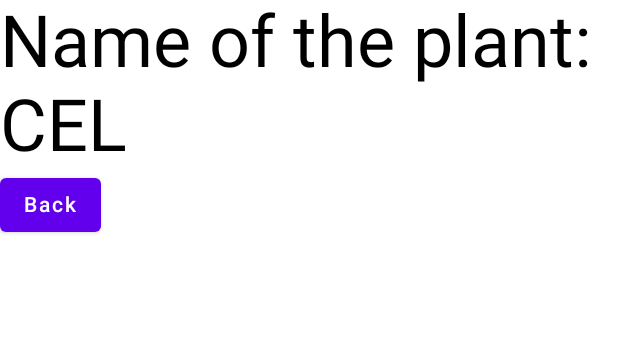
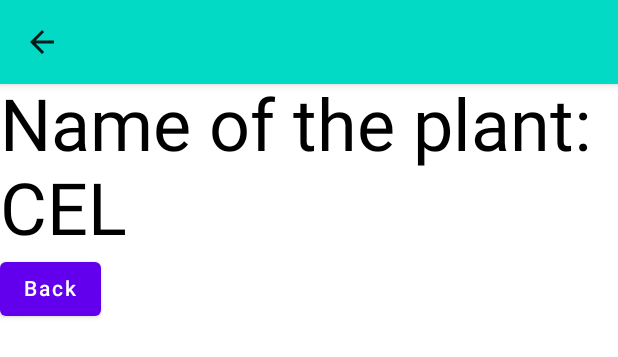
Before and after one commit to ligomezm/plantShop, an Android app built with Jetpack Compose: the @Preview function DetailScreenPreview, on a phone screen of 412 x 824 dp. Shown: the top 357 px of the screen. Run offline under Robolectric (Android 15) with nearby library versions, the phone set to English and light mode, and no system bars.

Commit message:
using scaffold

```diff
--- /dev/null
+++ b/app/src/main/java/com/ligomezm/plantshop/ui/screens/CustomAppBar.kt
@@ -0,0 +1,46 @@
+package com.ligomezm.plantshop.ui.screens
+
+import androidx.compose.material.*
+import androidx.compose.runtime.Composable
+import androidx.compose.ui.graphics.vector.ImageVector
+import androidx.compose.ui.tooling.preview.Preview
+import com.ligomezm.plantshop.ui.theme.PlantShopTheme
+
+typealias NavigationAction = () -> Unit
+
+@Composable
+fun CustomAppBar(
+    title: String? = null,
+    navigationIcon: ImageVector? = null,
+    navigationAction: NavigationAction? = null
+    ) {
+    val titleText = title ?: ""
+    if (navigationIcon != null && navigationAction != null) {
+        TopAppBar(
+            title = { Text(text = titleText)},
+            navigationIcon = {
+                             IconButton(onClick = {
+                                 navigationAction()
+                             }) {
+                                 Icon(navigationIcon, "")
+
+                             }
+            },
+            backgroundColor = MaterialTheme.colors.secondary)
+    } else {
+        TopAppBar(
+            title = { Text(text = titleText)},
+            backgroundColor = MaterialTheme.colors.secondary)
+    }
+}
+
+@Preview(
+    showBackground = true
+)
+@Composable
+fun CustomAppBarPreview() {
+    PlantShopTheme {
+       CustomAppBar("Plant Shop")
+    }
+
+}
--- a/app/src/main/java/com/ligomezm/plantshop/ui/screens/DetailScreen.kt
+++ b/app/src/main/java/com/ligomezm/plantshop/ui/screens/DetailScreen.kt
@@ -3,7 +3,10 @@ package com.ligomezm.plantshop.ui.screens
 import androidx.compose.foundation.layout.Column
 import androidx.compose.material.Button
 import androidx.compose.material.MaterialTheme
+import androidx.compose.material.Scaffold
 import androidx.compose.material.Text
+import androidx.compose.material.icons.Icons
+import androidx.compose.material.icons.filled.ArrowBack
 import androidx.compose.runtime.Composable
 import androidx.compose.ui.tooling.preview.Preview
 import androidx.navigation.NavController
@@ -12,6 +15,15 @@ import com.ligomezm.plantshop.ui.components.Plants
 
 @Composable
 fun DetailScreen(navController: NavController, plants: Plants) {
+    Scaffold(
+        topBar = {
+            CustomAppBar(navigationIcon = Icons.Filled.ArrowBack ) {
+                navController.navigate("feed") {
+                    popUpTo("feed")
+                }
+            }
+        },
+        content = {
             Column() {
                 Text(text = "Name of the plant: ${plants.iso}", style = MaterialTheme.typography.h3)
                 Button(onClick = {
@@ -23,6 +35,10 @@ fun DetailScreen(navController: NavController, plants: Plants) {
                 }
             }
         }
+    )
+
+
+}
 
 @Preview(
     showBackground = true
```
Also changed, not shown: app/src/main/java/com/ligomezm/plantshop/ui/screens/FeedScreen.kt (+11 -0 lines). Lines whose indentation alone changed are shown as unchanged.
